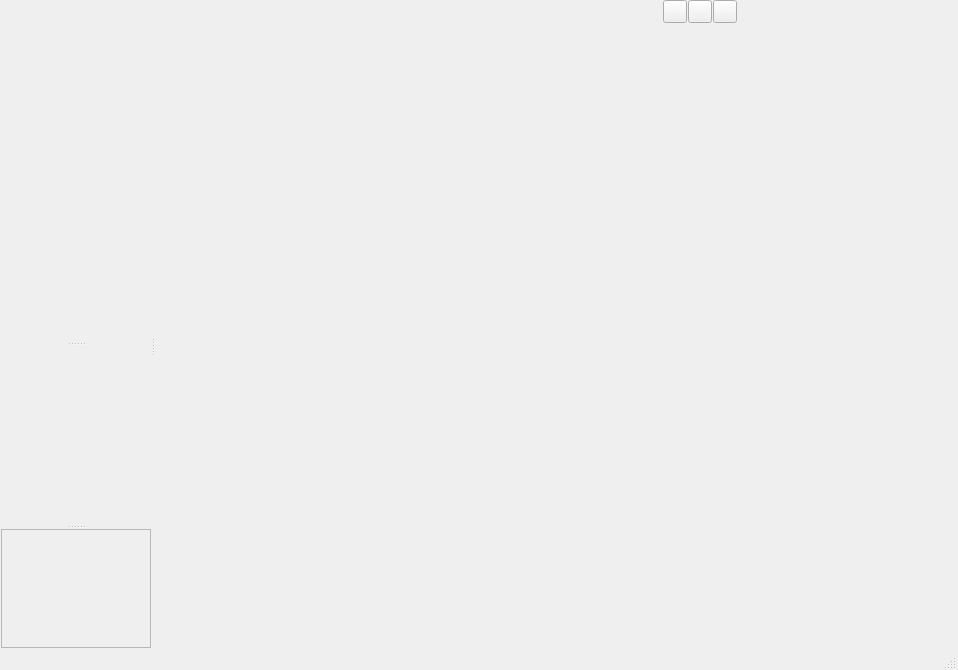
First picture: the form in Code/Mantid/Vates/VatesSimpleGui/ViewWidgets/inc/MantidVatesSimpleGuiViewWidgets/MdViewerWidget.ui, repository mantidproject/mantid, before the edit.
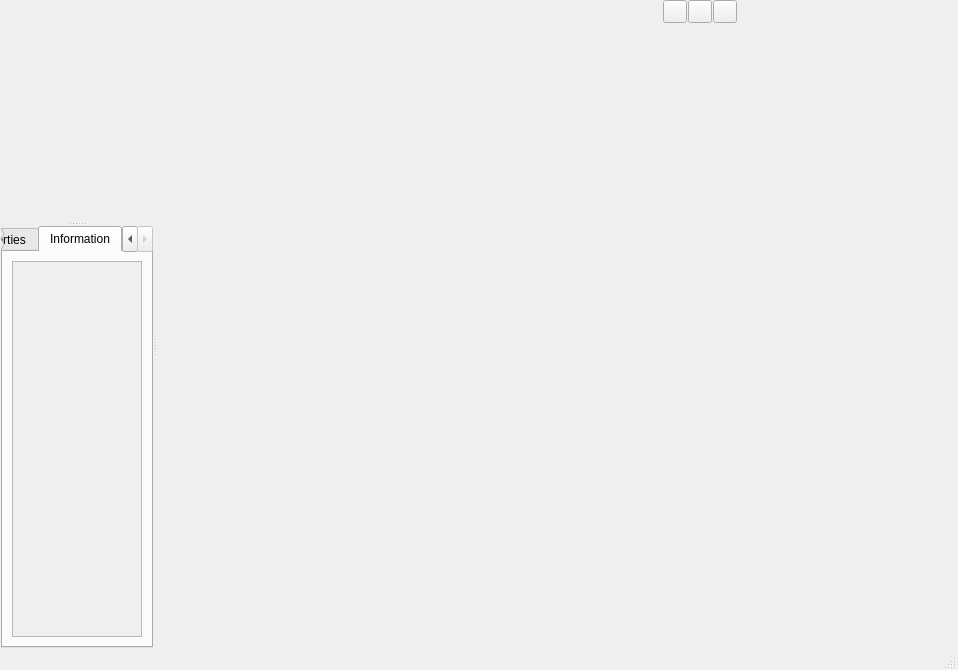
Second picture: the form after the edit. The open tabs and pages were chosen to show the change. Icons and pictures are not drawn. Custom widgets are drawn as their Qt base class.

Commit message:
Refs #6315. Better UI layout.
 The pqPropertiesPanel and pqProxyInformationWidget are now contained within a
QTabWidget.

```diff
--- a/Code/Mantid/Vates/VatesSimpleGui/ViewWidgets/inc/MantidVatesSimpleGuiViewWidgets/MdViewerWidget.ui
+++ b/Code/Mantid/Vates/VatesSimpleGui/ViewWidgets/inc/MantidVatesSimpleGuiViewWidgets/MdViewerWidget.ui
@@ -13,7 +13,7 @@
   <property name="windowTitle">
    <string>Form</string>
   </property>
-  <layout class="QVBoxLayout" name="verticalLayout_2" stretch="0,0,1,0">
+  <layout class="QVBoxLayout" name="verticalLayout_4" stretch="0,0,1,0">
    <property name="spacing">
     <number>0</number>
    </property>
@@ -173,7 +173,26 @@
         </size>
        </property>
       </widget>
+      <widget class="QTabWidget" name="propInfoTabs">
+       <property name="currentIndex">
+        <number>0</number>
+       </property>
+       <widget class="QWidget" name="properties">
+        <attribute name="title">
+         <string>Properties</string>
+        </attribute>
+        <layout class="QVBoxLayout" name="verticalLayout_3">
+         <item>
       <widget class="pqPropertiesPanel" name="propertiesPanel" native="true"/>
+         </item>
+        </layout>
+       </widget>
+       <widget class="QWidget" name="information">
+        <attribute name="title">
+         <string>Information</string>
+        </attribute>
+        <layout class="QVBoxLayout" name="verticalLayout_2">
+         <item>
       <widget class="QScrollArea" name="scrollArea">
        <property name="widgetResizable">
         <bool>true</bool>
@@ -183,13 +202,17 @@
          <rect>
           <x>0</x>
           <y>0</y>
-          <width>148</width>
-          <height>108</height>
+              <width>126</width>
+              <height>237</height>
          </rect>
         </property>
         <layout class="QVBoxLayout" name="verticalLayout">
          <item>
-          <widget class="pqProxyInformationWidget" name="informationWidget" native="true"/>
+              <widget class="pqProxyInformationWidget" name="proxyInfo" native="true"/>
+             </item>
+            </layout>
+           </widget>
+          </widget>
          </item>
         </layout>
        </widget>
```
Lines whose indentation alone changed are shown as unchanged.
